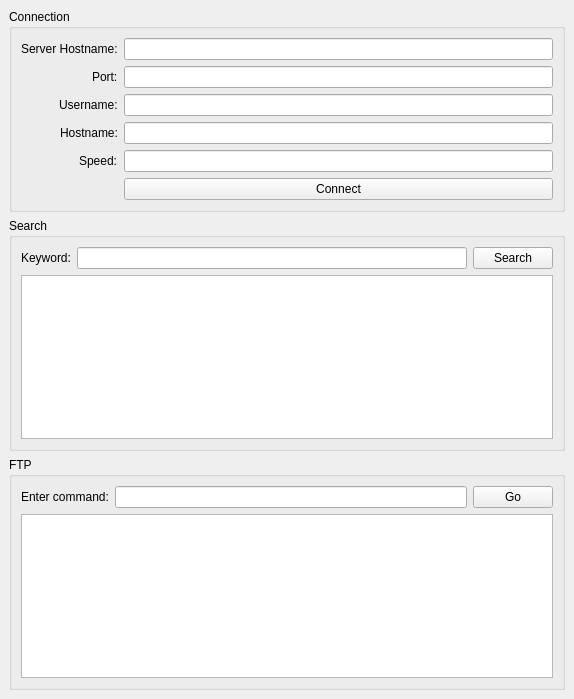
The window that GUI/gui.ui (aaronkopplin/gv-nap-fileserver) describes before a commit, drawn with Qt 5.
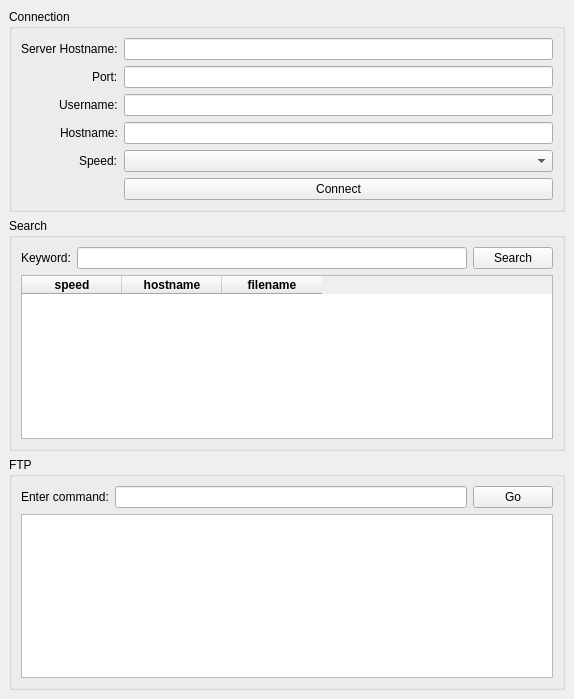
The same window after the commit.

What changed in the file:
```diff
--- a/GUI/gui.ui
+++ b/GUI/gui.ui
@@ -93,7 +93,7 @@
           </widget>
          </item>
          <item row="4" column="1">
-          <widget class="QLineEdit" name="speed"/>
+          <widget class="QComboBox" name="speed"/>
          </item>
         </layout>
        </item>
@@ -128,7 +128,44 @@
         </layout>
        </item>
        <item>
-        <widget class="QTableWidget" name="results"/>
+        <widget class="QTableWidget" name="results">
+         <attribute name="verticalHeaderVisible">
+          <bool>true</bool>
+         </attribute>
+         <column>
+          <property name="text">
+           <string>speed</string>
+          </property>
+          <property name="font">
+           <font>
+            <weight>75</weight>
+            <bold>true</bold>
+           </font>
+          </property>
+         </column>
+         <column>
+          <property name="text">
+           <string>hostname</string>
+          </property>
+          <property name="font">
+           <font>
+            <weight>75</weight>
+            <bold>true</bold>
+           </font>
+          </property>
+         </column>
+         <column>
+          <property name="text">
+           <string>filename</string>
+          </property>
+          <property name="font">
+           <font>
+            <weight>75</weight>
+            <bold>true</bold>
+           </font>
+          </property>
+         </column>
+        </widget>
        </item>
       </layout>
      </widget>
```
